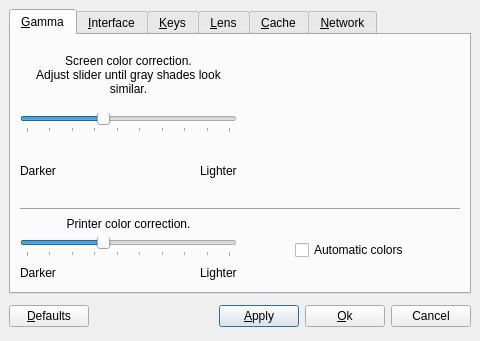
The window that src/qdjviewprefsdialog.ui (barak/djview4) describes before a commit, drawn with Qt 5.
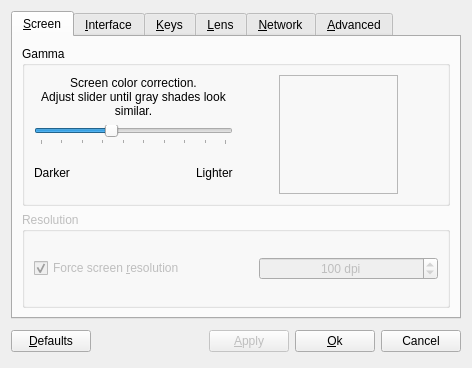
The same window after the commit. Custom widgets are drawn as their Qt base class.

Commit message: Shuffled preferences dialog.

```diff
--- a/src/qdjviewprefsdialog.ui
+++ b/src/qdjviewprefsdialog.ui
@@ -8,264 +8,247 @@
    <rect>
     <x>0</x>
     <y>0</y>
-    <width>480</width>
-    <height>341</height>
+    <width>472</width>
+    <height>368</height>
    </rect>
   </property>
   <property name="windowTitle" >
    <string>Dialog</string>
   </property>
   <layout class="QVBoxLayout" >
-   <property name="margin" >
-    <number>9</number>
-   </property>
-   <property name="spacing" >
-    <number>6</number>
-   </property>
    <item>
     <widget class="QTabWidget" name="tabWidget" >
-     <widget class="QWidget" name="gammaTab" >
+     <property name="currentIndex" >
+      <number>0</number>
+     </property>
+     <widget class="QWidget" name="screenTab" >
       <attribute name="title" >
-       <string>&amp;Gamma</string>
+       <string>&amp;Screen</string>
       </attribute>
-      <layout class="QGridLayout" >
-       <property name="margin" >
-        <number>9</number>
-       </property>
-       <property name="spacing" >
-        <number>6</number>
-       </property>
-       <item row="2" column="1" >
-        <layout class="QHBoxLayout" >
-         <property name="margin" >
-          <number>0</number>
+      <layout class="QVBoxLayout" >
+       <item>
+        <widget class="QGroupBox" name="gammaGroupBox" >
+         <property name="title" >
+          <string>Gamma</string>
          </property>
-         <property name="spacing" >
-          <number>6</number>
-         </property>
-         <item>
-          <spacer>
-           <property name="orientation" >
-            <enum>Qt::Horizontal</enum>
-           </property>
-           <property name="sizeHint" >
-            <size>
-             <width>8</width>
-             <height>5</height>
-            </size>
-           </property>
-          </spacer>
-         </item>
-         <item>
-          <widget class="QCheckBox" name="printerAutoCheckBox" >
-           <property name="text" >
-            <string>Automatic colors</string>
-           </property>
-          </widget>
-         </item>
-         <item>
-          <spacer>
-           <property name="orientation" >
-            <enum>Qt::Horizontal</enum>
-           </property>
-           <property name="sizeHint" >
-            <size>
-             <width>2</width>
-             <height>5</height>
-            </size>
-           </property>
-          </spacer>
-         </item>
-        </layout>
-       </item>
-       <item row="1" column="0" colspan="2" >
-        <widget class="QFrame" name="horizLine" >
-         <property name="frameShape" >
-          <enum>QFrame::HLine</enum>
-         </property>
-         <property name="frameShadow" >
-          <enum>QFrame::Sunken</enum>
-         </property>
+         <layout class="QHBoxLayout" >
+          <item>
+           <layout class="QVBoxLayout" >
+            <property name="spacing" >
+             <number>6</number>
+            </property>
+            <property name="leftMargin" >
+             <number>0</number>
+            </property>
+            <property name="topMargin" >
+             <number>0</number>
+            </property>
+            <property name="rightMargin" >
+             <number>0</number>
+            </property>
+            <property name="bottomMargin" >
+             <number>0</number>
+            </property>
+            <item>
+             <widget class="QLabel" name="label11" >
+              <property name="text" >
+               <string>&lt;html>Screen color correction.&lt;br>Adjust slider until gray shades look similar.&lt;/html></string>
+              </property>
+              <property name="textFormat" >
+               <enum>Qt::RichText</enum>
+              </property>
+              <property name="alignment" >
+               <set>Qt::AlignCenter</set>
+              </property>
+              <property name="wordWrap" >
+               <bool>true</bool>
+              </property>
+              <property name="buddy" >
+               <cstring>gammaSlider</cstring>
+              </property>
+             </widget>
+            </item>
+            <item>
+             <widget class="QSlider" name="gammaSlider" >
+              <property name="minimum" >
+               <number>5</number>
+              </property>
+              <property name="maximum" >
+               <number>50</number>
+              </property>
+              <property name="value" >
+               <number>22</number>
+              </property>
+              <property name="orientation" >
+               <enum>Qt::Horizontal</enum>
+              </property>
+              <property name="tickPosition" >
+               <enum>QSlider::TicksBelow</enum>
+              </property>
+              <property name="tickInterval" >
+               <number>5</number>
+              </property>
+             </widget>
+            </item>
+            <item>
+             <layout class="QHBoxLayout" >
+              <property name="spacing" >
+               <number>6</number>
+              </property>
+              <property name="leftMargin" >
+               <number>0</number>
+              </property>
+              <property name="topMargin" >
+               <number>0</number>
+              </property>
+              <property name="rightMargin" >
+               <number>0</number>
+              </property>
+              <property name="bottomMargin" >
+               <number>0</number>
+              </property>
+              <item>
+               <widget class="QLabel" name="label14" >
+                <property name="text" >
+                 <string>Darker</string>
+                </property>
+               </widget>
+              </item>
+              <item>
+               <spacer>
+                <property name="orientation" >
+                 <enum>Qt::Horizontal</enum>
+                </property>
+                <property name="sizeHint" >
+                 <size>
+                  <width>40</width>
+                  <height>20</height>
+                 </size>
+                </property>
+               </spacer>
+              </item>
+              <item>
+               <widget class="QLabel" name="label15" >
+                <property name="text" >
+                 <string>Lighter</string>
+                </property>
+               </widget>
+              </item>
+             </layout>
+            </item>
+           </layout>
+          </item>
+          <item>
+           <layout class="QHBoxLayout" >
+            <item>
+             <spacer>
+              <property name="orientation" >
+               <enum>Qt::Horizontal</enum>
+              </property>
+              <property name="sizeHint" >
+               <size>
+                <width>5</width>
+                <height>20</height>
+               </size>
+              </property>
+             </spacer>
+            </item>
+            <item>
+             <widget class="QDjViewGammaWidget" name="gammaWidget" >
+              <property name="minimumSize" >
+               <size>
+                <width>119</width>
+                <height>119</height>
+               </size>
+              </property>
+              <property name="maximumSize" >
+               <size>
+                <width>119</width>
+                <height>119</height>
+               </size>
+              </property>
+              <property name="frameShape" >
+               <enum>QFrame::StyledPanel</enum>
+              </property>
+              <property name="frameShadow" >
+               <enum>QFrame::Raised</enum>
+              </property>
+             </widget>
+            </item>
+            <item>
+             <spacer>
+              <property name="orientation" >
+               <enum>Qt::Horizontal</enum>
+              </property>
+              <property name="sizeHint" >
+               <size>
+                <width>5</width>
+                <height>20</height>
+               </size>
+              </property>
+             </spacer>
+            </item>
+           </layout>
+          </item>
+         </layout>
         </widget>
        </item>
-       <item row="2" column="0" >
-        <layout class="QVBoxLayout" >
-         <property name="margin" >
-          <number>0</number>
+       <item>
+        <widget class="QGroupBox" name="resolutionGroupBox" >
+         <property name="enabled" >
+          <bool>false</bool>
          </property>
-         <property name="spacing" >
-          <number>6</number>
+         <property name="title" >
+          <string>Resolution</string>
          </property>
-         <item>
-          <widget class="QLabel" name="label12" >
-           <property name="text" >
-            <string>&lt;html>Printer color correction.&lt;/html></string>
-           </property>
-           <property name="textFormat" >
-            <enum>Qt::RichText</enum>
-           </property>
-           <property name="alignment" >
-            <set>Qt::AlignCenter</set>
-           </property>
-           <property name="wordWrap" >
-            <bool>false</bool>
-           </property>
-           <property name="buddy" >
-            <cstring>printerGammaSlider</cstring>
-           </property>
-          </widget>
-         </item>
-         <item>
-          <widget class="QSlider" name="printerGammaSlider" >
-           <property name="minimum" >
-            <number>5</number>
-           </property>
-           <property name="maximum" >
-            <number>50</number>
-           </property>
-           <property name="value" >
-            <number>22</number>
-           </property>
-           <property name="sliderPosition" >
-            <number>22</number>
-           </property>
-           <property name="orientation" >
-            <enum>Qt::Horizontal</enum>
-           </property>
-           <property name="tickPosition" >
-            <enum>QSlider::TicksBelow</enum>
-           </property>
-           <property name="tickInterval" >
-            <number>5</number>
-           </property>
-          </widget>
-         </item>
-         <item>
-          <layout class="QHBoxLayout" >
-           <property name="margin" >
-            <number>0</number>
-           </property>
-           <property name="spacing" >
-            <number>6</number>
-           </property>
-           <item>
-            <widget class="QLabel" name="label13" >
-             <property name="text" >
-              <string>Darker</string>
-             </property>
-            </widget>
-           </item>
-           <item>
-            <spacer>
-             <property name="orientation" >
-              <enum>Qt::Horizontal</enum>
-             </property>
-             <property name="sizeHint" >
-              <size>
-               <width>40</width>
-               <height>20</height>
-              </size>
-             </property>
-            </spacer>
-           </item>
-           <item>
-            <widget class="QLabel" name="label16" >
-             <property name="text" >
-              <string>Lighter</string>
-             </property>
-            </widget>
-           </item>
-          </layout>
-         </item>
-        </layout>
-       </item>
-       <item row="0" column="0" >
-        <layout class="QVBoxLayout" >
-         <property name="margin" >
-          <number>0</number>
-         </property>
-         <property name="spacing" >
-          <number>6</number>
-         </property>
-         <item>
-          <widget class="QLabel" name="label11" >
-           <property name="text" >
-            <string>&lt;html>Screen color correction.&lt;br>Adjust slider until gray shades look similar.&lt;/html></string>
-           </property>
-           <property name="textFormat" >
-            <enum>Qt::RichText</enum>
-           </property>
-           <property name="alignment" >
-            <set>Qt::AlignCenter</set>
-           </property>
-           <property name="wordWrap" >
-            <bool>true</bool>
-           </property>
-           <property name="buddy" >
-            <cstring>gammaSlider</cstring>
-           </property>
-          </widget>
-         </item>
-         <item>
-          <widget class="QSlider" name="gammaSlider" >
-           <property name="minimum" >
-            <number>5</number>
-           </property>
-           <property name="maximum" >
-            <number>50</number>
-           </property>
-           <property name="value" >
-            <number>22</number>
-           </property>
-           <property name="orientation" >
-            <enum>Qt::Horizontal</enum>
-           </property>
-           <property name="tickPosition" >
-            <enum>QSlider::TicksBelow</enum>
-           </property>
-           <property name="tickInterval" >
-            <number>5</number>
-           </property>
-          </widget>
-         </item>
-         <item>
-          <layout class="QHBoxLayout" >
-           <property name="margin" >
-            <number>0</number>
-           </property>
-           <property name="spacing" >
-            <number>6</number>
-           </property>
-           <item>
-            <widget class="QLabel" name="label14" >
-             <property name="text" >
-              <string>Darker</string>
-             </property>
-            </widget>
-           </item>
-           <item>
-            <spacer>
-             <property name="orientation" >
-              <enum>Qt::Horizontal</enum>
-             </property>
-             <property name="sizeHint" >
-              <size>
-               <width>40</width>
-               <height>20</height>
-              </size>
-             </property>
-            </spacer>
-           </item>
-           <item>
-            <widget class="QLabel" name="label15" >
-             <property name="text" >
-              <string>Lighter</string>
-             </property>
-            </widget>
-           </item>
-          </layout>
-         </item>
-        </layout>
+         <layout class="QHBoxLayout" >
+          <item>
+           <widget class="QCheckBox" name="forceResolutionCheckBox" >
+            <property name="text" >
+             <string>Force screen &amp;resolution</string>
+            </property>
+            <property name="checked" >
+             <bool>true</bool>
+            </property>
+           </widget>
+          </item>
+          <item>
+           <spacer>
+            <property name="orientation" >
+             <enum>Qt::Horizontal</enum>
+            </property>
+            <property name="sizeType" >
+             <enum>QSizePolicy::Maximum</enum>
+            </property>
+            <property name="sizeHint" >
+             <size>
+              <width>40</width>
+              <height>20</height>
+             </size>
+            </property>
+           </spacer>
+          </item>
+          <item>
+           <widget class="QSpinBox" name="resolutionSpinBox" >
+            <property name="alignment" >
+             <set>Qt::AlignCenter</set>
+            </property>
+            <property name="suffix" >
+             <string> dpi</string>
+            </property>
+            <property name="minimum" >
+             <number>50</number>
+            </property>
+            <property name="maximum" >
+             <number>300</number>
+            </property>
+            <property name="value" >
+             <number>100</number>
+            </property>
+           </widget>
+          </item>
+         </layout>
+        </widget>
        </item>
       </layout>
      </widget>
@@ -700,106 +683,6 @@
        </item>
       </layout>
      </widget>
-     <widget class="QWidget" name="cacheTab" >
-      <attribute name="title" >
-       <string>&amp;Cache</string>
-      </attribute>
-      <layout class="QVBoxLayout" >
-       <property name="margin" >
-        <number>9</number>
-       </property>
-       <property name="spacing" >
-        <number>6</number>
-       </property>
-       <item>
-        <widget class="QGroupBox" name="cacheGroupBox" >
-         <property name="title" >
-          <string>Cache</string>
-         </property>
-         <layout class="QGridLayout" >
-          <property name="margin" >
-           <number>9</number>
-          </property>
-          <property name="spacing" >
-           <number>6</number>
-          </property>
-          <item row="1" column="2" >
-           <widget class="QPushButton" name="cacheClearButton" >
-            <property name="text" >
-             <string>&amp;Clear</string>
-            </property>
-            <property name="autoDefault" >
-             <bool>false</bool>
-            </property>
-           </widget>
-          </item>
-          <item row="1" column="1" >
-           <widget class="QSpinBox" name="pageCacheSpinBox" >
-            <property name="suffix" >
-             <string> Mbytes</string>
-            </property>
-            <property name="maximum" >
-             <number>32</number>
-            </property>
-            <property name="value" >
-             <number>10</number>
-            </property>
-           </widget>
-          </item>
-          <item row="0" column="1" >
-           <widget class="QSpinBox" name="pixelCacheSpinBox" >
-            <property name="suffix" >
-             <string> Mbytes</string>
-            </property>
-            <property name="maximum" >
-             <number>6</number>
-            </property>
-            <property name="singleStep" >
-             <number>1</number>
-            </property>
-            <property name="value" >
-             <number>1</number>
-            </property>
-           </widget>
-          </item>
-          <item row="1" column="0" >
-           <widget class="QLabel" name="label52" >
-            <property name="text" >
-             <string>&amp;Decoded page cache: </string>
-            </property>
-            <property name="buddy" >
-             <cstring>pageCacheSpinBox</cstring>
-            </property>
-           </widget>
-          </item>
-          <item row="0" column="0" >
-           <widget class="QLabel" name="label51" >
-            <property name="text" >
-             <string>&amp;Pixel cache: </string>
-            </property>
-            <property name="buddy" >
-             <cstring>pixelCacheSpinBox</cstring>
-            </property>
-           </widget>
-          </item>
-         </layout>
-        </widget>
-       </item>
-       <item>
-        <spacer>
-         <property name="orientation" >
-          <enum>Qt::Vertical</enum>
-         </property>
-         <property name="sizeHint" >
-          <size>
-           <width>20</width>
-           <height>5</height>
-          </size>
-         </property>
-        </spacer>
-       </item>
-      </layout>
-     </widget>
      <widget class="QWidget" name="networkTab" >
       <attribute name="title" >
        <string>&amp;Network</string>
@@ -914,16 +797,189 @@
        </item>
       </layout>
      </widget>
+     <widget class="QWidget" name="advancedTab" >
+      <attribute name="title" >
+       <string>&amp;Advanced</string>
+      </attribute>
+      <layout class="QVBoxLayout" >
+       <item>
+        <widget class="QGroupBox" name="cacheGroupBox" >
+         <property name="title" >
+          <string>Cache</string>
+         </property>
+         <layout class="QGridLayout" >
+          <property name="leftMargin" >
+           <number>9</number>
+          </property>
+          <property name="topMargin" >
+           <number>9</number>
+          </property>
+          <property name="rightMargin" >
+           <number>9</number>
+          </property>
+          <property name="bottomMargin" >
+           <number>9</number>
+          </property>
+          <property name="horizontalSpacing" >
+           <number>6</number>
+          </property>
+          <property name="verticalSpacing" >
+           <number>6</number>
+          </property>
+          <item row="1" column="2" >
+           <widget class="QPushButton" name="cacheClearButton" >
+            <property name="text" >
+             <string>&amp;Clear</string>
+            </property>
+            <property name="autoDefault" >
+             <bool>false</bool>
+            </property>
+           </widget>
+          </item>
+          <item row="1" column="1" >
+           <widget class="QSpinBox" name="pageCacheSpinBox" >
+            <property name="suffix" >
+             <string> Mbytes</string>
+            </property>
+            <property name="maximum" >
+             <number>32</number>
+            </property>
+            <property name="value" >
+             <number>10</number>
+            </property>
+           </widget>
+          </item>
+          <item row="0" column="1" >
+           <widget class="QSpinBox" name="pixelCacheSpinBox" >
+            <property name="suffix" >
+             <string> Mbytes</string>
+            </property>
+            <property name="maximum" >
+             <number>6</number>
+            </property>
+            <property name="singleStep" >
+             <number>1</number>
+            </property>
+            <property name="value" >
+             <number>1</number>
+            </property>
+           </widget>
+          </item>
+          <item row="1" column="0" >
+           <widget class="QLabel" name="label52" >
+            <property name="text" >
+             <string>&amp;Decoded page cache: </string>
+            </property>
+            <property name="buddy" >
+             <cstring>pageCacheSpinBox</cstring>
+            </property>
+           </widget>
+          </item>
+          <item row="0" column="0" >
+           <widget class="QLabel" name="label51" >
+            <property name="text" >
+             <string>&amp;Pixel cache: </string>
+            </property>
+            <property name="buddy" >
+             <cstring>pixelCacheSpinBox</cstring>
+            </property>
+           </widget>
+          </item>
+         </layout>
+        </widget>
+       </item>
+       <item>
+        <widget class="QGroupBox" name="miscGroupBox" >
+         <property name="title" >
+          <string>Miscellaneous</string>
+         </property>
+         <layout class="QVBoxLayout" >
+          <item>
+           <layout class="QHBoxLayout" >
+            <item>
+             <widget class="QCheckBox" name="printerManualCheckBox" >
+              <property name="text" >
+               <string>Manual printer color correction</string>
+              </property>
+              <property name="checked" >
+               <bool>true</bool>
+              </property>
+             </widget>
+            </item>
+            <item>
+             <widget class="QDoubleSpinBox" name="printerGammaSpinBox" >
+              <property name="enabled" >
+               <bool>false</bool>
+              </property>
+              <property name="alignment" >
+               <set>Qt::AlignCenter</set>
+              </property>
+              <property name="prefix" >
+               <string>gamma=</string>
+              </property>
+              <property name="decimals" >
+               <number>1</number>
+              </property>
+              <property name="minimum" >
+               <double>0.500000000000000</double>
+              </property>
+              <property name="maximum" >
+               <double>5.000000000000000</double>
+              </property>
+              <property name="singleStep" >
+               <double>0.100000000000000</double>
+              </property>
+              <property name="value" >
+               <double>2.200000000000000</double>
+              </property>
+             </widget>
+            </item>
+           </layout>
+          </item>
+          <item>
+           <widget class="QCheckBox" name="advancedCheckBox" >
+            <property name="text" >
+             <string>Enable advanced features in menus</string>
+            </property>
+           </widget>
+          </item>
+         </layout>
+        </widget>
+       </item>
+       <item>
+        <spacer>
+         <property name="orientation" >
+          <enum>Qt::Vertical</enum>
+         </property>
+         <property name="sizeHint" >
+          <size>
+           <width>20</width>
+           <height>5</height>
+          </size>
+         </property>
+        </spacer>
+       </item>
+      </layout>
+     </widget>
     </widget>
    </item>
    <item>
     <layout class="QHBoxLayout" >
-     <property name="margin" >
-      <number>0</number>
-     </property>
      <property name="spacing" >
       <number>6</number>
      </property>
+     <property name="leftMargin" >
+      <number>0</number>
+     </property>
+     <property name="topMargin" >
+      <number>0</number>
+     </property>
+     <property name="rightMargin" >
+      <number>0</number>
+     </property>
+     <property name="bottomMargin" >
+      <number>0</number>
+     </property>
      <item>
       <widget class="QPushButton" name="resetButton" >
        <property name="text" >
@@ -949,6 +1005,9 @@
      </item>
      <item>
       <widget class="QPushButton" name="applyButton" >
+       <property name="enabled" >
+        <bool>false</bool>
+       </property>
        <property name="text" >
         <string>&amp;Apply</string>
        </property>
@@ -978,8 +1037,12 @@
    <class>QDjViewModifiersComboBox</class>
    <extends>QComboBox</extends>
    <header>qdjviewprefs.h</header>
-   <container>0</container>
-   <pixmap></pixmap>
+  </customwidget>
+  <customwidget>
+   <class>QDjViewGammaWidget</class>
+   <extends>QFrame</extends>
+   <header>qdjviewprefs.h</header>
+   <container>1</container>
   </customwidget>
  </customwidgets>
  <tabstops>
```
Left out of the diff: 304 changed lines with no effect on the pictures. The commit also changes 6 other files.
